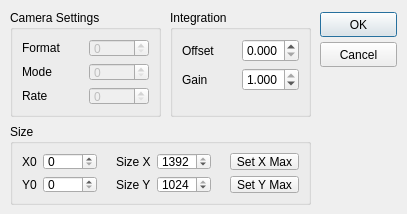
Above: cmu1394/dialogcmu1394.ui from itom-project/plugins before the change. Below: the same form after it.
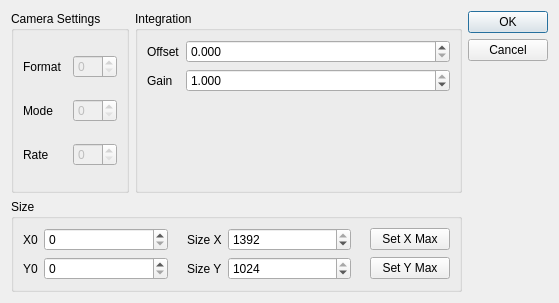
That is the form after the change.

The edit to the form file:
```diff
--- a/cmu1394/dialogcmu1394.ui
+++ b/cmu1394/dialogcmu1394.ui
@@ -6,34 +6,20 @@
    <rect>
     <x>0</x>
     <y>0</y>
-    <width>407</width>
-    <height>214</height>
+    <width>559</width>
+    <height>303</height>
    </rect>
   </property>
-  <property name="minimumSize">
-   <size>
-    <width>407</width>
-    <height>214</height>
-   </size>
-  </property>
-  <property name="maximumSize">
-   <size>
-    <width>407</width>
-    <height>214</height>
-   </size>
-  </property>
   <property name="windowTitle">
    <string>Dialog</string>
   </property>
+  <layout class="QHBoxLayout" name="horizontalLayout_2">
+   <item>
+    <layout class="QVBoxLayout" name="verticalLayout_2">
+     <item>
+      <layout class="QHBoxLayout" name="horizontalLayout">
+       <item>
   <widget class="QGroupBox" name="groupBox">
-   <property name="geometry">
-    <rect>
-     <x>10</x>
-     <y>10</y>
-     <width>151</width>
-     <height>107</height>
-    </rect>
-   </property>
    <property name="title">
     <string>Camera Settings</string>
    </property>
@@ -88,44 +74,97 @@
     </item>
    </layout>
   </widget>
-  <widget class="QPushButton" name="okButton">
-   <property name="geometry">
-    <rect>
-     <x>320</x>
-     <y>12</y>
-     <width>77</width>
-     <height>25</height>
-    </rect>
-   </property>
+       </item>
+       <item>
+        <widget class="QGroupBox" name="groupBox_2">
+         <property name="title">
+          <string>Integration</string>
+         </property>
+         <layout class="QGridLayout" name="gridLayout_2">
+          <item row="1" column="1">
+           <widget class="QDoubleSpinBox" name="doubleSpinBox_gain">
+            <property name="sizePolicy">
+             <sizepolicy hsizetype="MinimumExpanding" vsizetype="Fixed">
+              <horstretch>0</horstretch>
+              <verstretch>0</verstretch>
+             </sizepolicy>
+            </property>
+            <property name="prefix">
+             <string/>
+            </property>
+            <property name="suffix">
+             <string/>
+            </property>
+            <property name="decimals">
+             <number>3</number>
+            </property>
+            <property name="minimum">
+             <double>0.000000000000000</double>
+            </property>
+            <property name="maximum">
+             <double>1.000000000000000</double>
+            </property>
+            <property name="singleStep">
+             <double>0.010000000000000</double>
+            </property>
+            <property name="value">
+             <double>1.000000000000000</double>
+            </property>
+           </widget>
+          </item>
+          <item row="0" column="0">
+           <widget class="QLabel" name="label_offset">
    <property name="text">
-    <string>OK</string>
-   </property>
-  </widget>
-  <widget class="QPushButton" name="cancelButton">
-   <property name="geometry">
-    <rect>
-     <x>320</x>
-     <y>42</y>
-     <width>77</width>
-     <height>25</height>
-    </rect>
-   </property>
+             <string>Offset</string>
+            </property>
+           </widget>
+          </item>
+          <item row="0" column="1">
+           <widget class="QDoubleSpinBox" name="doubleSpinBox_offset">
+            <property name="sizePolicy">
+             <sizepolicy hsizetype="MinimumExpanding" vsizetype="Fixed">
+              <horstretch>0</horstretch>
+              <verstretch>0</verstretch>
+             </sizepolicy>
+            </property>
+            <property name="decimals">
+             <number>3</number>
+            </property>
+            <property name="maximum">
+             <double>1.000000000000000</double>
+            </property>
+            <property name="singleStep">
+             <double>0.010000000000000</double>
+            </property>
+           </widget>
+          </item>
+          <item row="1" column="0">
+           <widget class="QLabel" name="label_gain">
    <property name="text">
-    <string>Cancel</string>
-   </property>
-   <property name="autoDefault">
-    <bool>false</bool>
-   </property>
-  </widget>
+             <string>Gain</string>
+            </property>
+           </widget>
+          </item>
+          <item row="2" column="1">
+           <spacer name="verticalSpacer">
+            <property name="orientation">
+             <enum>Qt::Vertical</enum>
+            </property>
+            <property name="sizeHint" stdset="0">
+             <size>
+              <width>20</width>
+              <height>17</height>
+             </size>
+            </property>
+           </spacer>
+          </item>
+         </layout>
+        </widget>
+       </item>
+      </layout>
+     </item>
+     <item>
   <widget class="QGroupBox" name="groupBox_3">
-   <property name="geometry">
-    <rect>
-     <x>10</x>
-     <y>124</y>
-     <width>301</width>
-     <height>81</height>
-    </rect>
-   </property>
    <property name="title">
     <string>Size</string>
    </property>
@@ -139,6 +178,12 @@
     </item>
     <item row="0" column="1">
      <widget class="QSpinBox" name="spinBox_x0">
+          <property name="sizePolicy">
+           <sizepolicy hsizetype="MinimumExpanding" vsizetype="Fixed">
+            <horstretch>0</horstretch>
+            <verstretch>0</verstretch>
+           </sizepolicy>
+          </property>
       <property name="maximum">
        <number>1391</number>
       </property>
@@ -169,6 +214,12 @@
     </item>
     <item row="0" column="4">
      <widget class="QSpinBox" name="spinBox_xsize">
+          <property name="sizePolicy">
+           <sizepolicy hsizetype="MinimumExpanding" vsizetype="Fixed">
+            <horstretch>0</horstretch>
+            <verstretch>0</verstretch>
+           </sizepolicy>
+          </property>
       <property name="maximum">
        <number>1392</number>
       </property>
@@ -212,6 +263,12 @@
     </item>
     <item row="1" column="1">
      <widget class="QSpinBox" name="spinBox_y0">
+          <property name="sizePolicy">
+           <sizepolicy hsizetype="MinimumExpanding" vsizetype="Fixed">
+            <horstretch>0</horstretch>
+            <verstretch>0</verstretch>
+           </sizepolicy>
+          </property>
       <property name="maximum">
        <number>1023</number>
       </property>
@@ -226,6 +283,12 @@
     </item>
     <item row="1" column="4">
      <widget class="QSpinBox" name="spinBox_ysize">
+          <property name="sizePolicy">
+           <sizepolicy hsizetype="MinimumExpanding" vsizetype="Fixed">
+            <horstretch>0</horstretch>
+            <verstretch>0</verstretch>
+           </sizepolicy>
+          </property>
       <property name="maximum">
        <number>1024</number>
       </property>
@@ -246,86 +309,56 @@
     </item>
    </layout>
   </widget>
-  <widget class="QGroupBox" name="groupBox_2">
-   <property name="geometry">
-    <rect>
-     <x>170</x>
-     <y>10</y>
-     <width>141</width>
-     <height>107</height>
-    </rect>
-   </property>
-   <property name="title">
-    <string>Integration</string>
-   </property>
-   <layout class="QGridLayout" name="gridLayout_2">
-    <item row="0" column="0">
-     <widget class="QLabel" name="label_offset">
+     </item>
+    </layout>
+   </item>
+   <item>
+    <layout class="QVBoxLayout" name="verticalLayout">
+     <item>
+      <widget class="QPushButton" name="okButton">
+       <property name="sizePolicy">
+        <sizepolicy hsizetype="Preferred" vsizetype="Fixed">
+         <horstretch>0</horstretch>
+         <verstretch>0</verstretch>
+        </sizepolicy>
+       </property>
       <property name="text">
-       <string>Offset</string>
+        <string>OK</string>
       </property>
      </widget>
     </item>
-    <item row="0" column="1">
-     <widget class="QDoubleSpinBox" name="doubleSpinBox_offset">
-      <property name="decimals">
-       <number>3</number>
-      </property>
-      <property name="maximum">
-       <double>1.000000000000000</double>
-      </property>
-      <property name="singleStep">
-       <double>0.010000000000000</double>
-      </property>
-     </widget>
-    </item>
-    <item row="1" column="0">
-     <widget class="QLabel" name="label_gain">
+     <item>
+      <widget class="QPushButton" name="cancelButton">
+       <property name="sizePolicy">
+        <sizepolicy hsizetype="Preferred" vsizetype="Fixed">
+         <horstretch>0</horstretch>
+         <verstretch>0</verstretch>
+        </sizepolicy>
+       </property>
       <property name="text">
-       <string>Gain</string>
-      </property>
-     </widget>
-    </item>
-    <item row="1" column="1">
-     <widget class="QDoubleSpinBox" name="doubleSpinBox_gain">
-      <property name="prefix">
-       <string/>
-      </property>
-      <property name="suffix">
-       <string/>
-      </property>
-      <property name="decimals">
-       <number>3</number>
-      </property>
-      <property name="minimum">
-       <double>0.000000000000000</double>
-      </property>
-      <property name="maximum">
-       <double>1.000000000000000</double>
-      </property>
-      <property name="singleStep">
-       <double>0.010000000000000</double>
-      </property>
-      <property name="value">
-       <double>1.000000000000000</double>
-      </property>
-     </widget>
-    </item>
-    <item row="2" column="1">
-     <spacer name="verticalSpacer">
+        <string>Cancel</string>
+       </property>
+       <property name="autoDefault">
+        <bool>false</bool>
+       </property>
+      </widget>
+     </item>
+     <item>
+      <spacer name="verticalSpacer_2">
       <property name="orientation">
        <enum>Qt::Vertical</enum>
       </property>
       <property name="sizeHint" stdset="0">
        <size>
         <width>20</width>
-        <height>17</height>
+         <height>40</height>
        </size>
       </property>
      </spacer>
     </item>
    </layout>
-  </widget>
+   </item>
+  </layout>
  </widget>
  <resources/>
  <connections>
```
Lines whose indentation alone changed are shown as unchanged.
